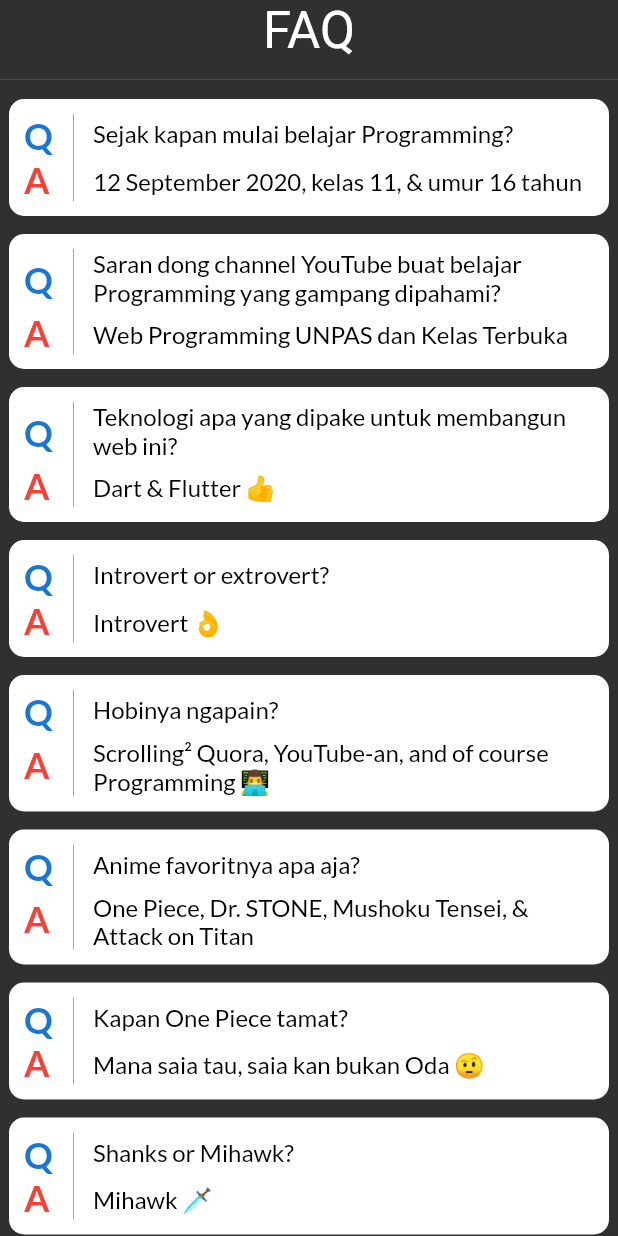
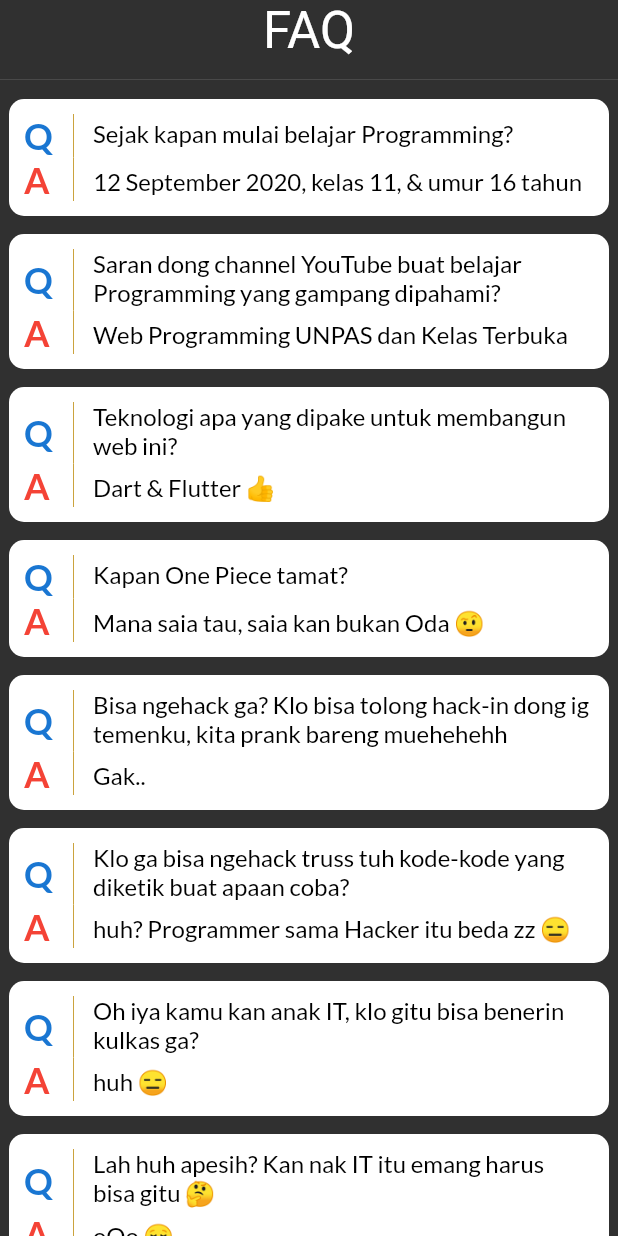
Before and after one commit to mdaffailhami/mdaffailhami, a Flutter app: the MyFAQ widget shown alone on an empty page, opened directly, on a phone screen of 412 x 824 dp. Run offline on Flutter 3.47's test engine with Material 2 defaults, Android fonts, the phone set to English and light mode, and no system bars; our stand-ins replace font_awesome_flutter, google_fonts, simple_shadow, url_strategy; network calls fail.

Commit message:
Update 2.0.3+4

```diff
--- a/lib/screens/home/components/faq.dart
+++ b/lib/screens/home/components/faq.dart
@@ -34,25 +34,8 @@ class MyFAQ extends StatelessWidget {
               answer: 'Dart & Flutter 👍',
             ),
             MyQnACard(
-              question: 'Introvert or extrovert?',
-              answer: 'Introvert 👌',
-            ),
-            MyQnACard(
-              question: 'Hobinya ngapain?',
-              answer:
-                  'Scrolling² Quora, YouTube-an, and of course Programming 👨‍💻',
-            ),
-            MyQnACard(
-              question: 'Anime favoritnya apa aja?',
-              answer: 'One Piece, Dr. STONE, Mushoku Tensei, & Attack on Titan',
-            ),
-            MyQnACard(
               question: 'Kapan One Piece tamat?',
               answer: 'Mana saia tau, saia kan bukan Oda 🤨',
-            ),
-            MyQnACard(
-              question: 'Shanks or Mihawk?',
-              answer: 'Mihawk 🗡',
             ),
             MyQnACard(
               question:
@@ -72,7 +55,7 @@ class MyFAQ extends StatelessWidget {
             MyQnACard(
               question:
                   'Lah huh apesih? Kan nak IT itu emang harus bisa gitu 🤔',
-              answer: 'Oh begituu 😌',
+              answer: 'oOo 😌',
             ),
           ],
         ),
--- a/lib/screens/home/components/footer.dart
+++ b/lib/screens/home/components/footer.dart
@@ -15,7 +15,7 @@ class MyFooter extends StatelessWidget {
           child: Column(
             children: [
               SelectableText(
-                '| Last update on March 10, 2022 |',
+                '| Last update on June 13, 2022 |',
                 style:
                     Theme.of(context).textTheme.caption?.copyWith(fontSize: 14),
               ),
@@ -33,7 +33,7 @@ class MyFooter extends StatelessWidget {
               ),
               const SizedBox(height: 10),
               SelectableText(
-                '--Version 2.0.2--',
+                '--Version 2.0.3--',
                 style:
                     Theme.of(context).textTheme.caption?.copyWith(fontSize: 14),
               ),
--- a/pubspec.yaml
+++ b/pubspec.yaml
@@ -15,7 +15,7 @@ publish_to: "none" # Remove this line if you wish to publish to pub.dev
 # In iOS, build-name is used as CFBundleShortVersionString while build-number used as CFBundleVersion.
 # Read more about iOS versioning at
 # https://developer.apple.com/library/archive/documentation/General/Reference/InfoPlistKeyReference/Articles/CoreFoundationKeys.html
-version: 2.0.2+3
+version: 2.0.3+4
 
 environment:
   sdk: ">=2.15.1 <3.0.0"
```
Also changed, not shown: assets/background2.jpg (deleted).
